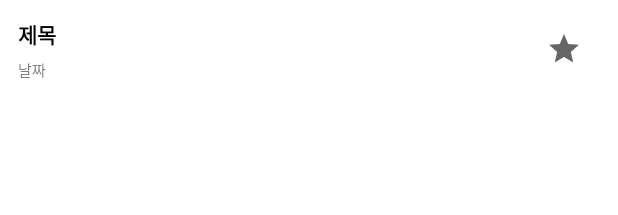
After one commit to kw-service/kw-notice-v1, an Android app built with Jetpack Compose: the layout item_fav_notice.xml on its own in the app's theme, with its tools: preview values and no code run, on a phone screen of 412 x 824 dp. The commit adds this screen. Shown: the top 215 px of the screen. Run offline under Robolectric (Android 15) with nearby library versions, the phone set to English and light mode, and no system bars.

```diff
--- a/kw-notice-android/app/build.gradle
+++ b/kw-notice-android/app/build.gradle
@@ -1,6 +1,7 @@
 plugins {
     id 'com.android.application'
     id 'kotlin-android'
+    id 'kotlin-kapt'
     id 'com.google.gms.google-services'
 }
 
@@ -52,9 +53,14 @@ dependencies {
     implementation 'org.jetbrains.kotlinx:kotlinx-coroutines-core:1.5.0'
     implementation 'org.jetbrains.kotlinx:kotlinx-coroutines-android:1.5.0'
 
+    implementation "androidx.room:room-runtime:2.3.0"
+    kapt "androidx.room:room-compiler:2.3.0"
+    implementation "androidx.room:room-ktx:2.3.0"
+
     implementation 'androidx.lifecycle:lifecycle-viewmodel-ktx:2.4.0'
     implementation 'androidx.lifecycle:lifecycle-viewmodel-compose:2.4.0'
     implementation 'androidx.lifecycle:lifecycle-livedata-ktx:2.4.0'
+
     implementation 'androidx.navigation:navigation-fragment-ktx:2.3.5'
     implementation 'androidx.navigation:navigation-ui-ktx:2.3.5'
 
--- a/kw-notice-android/app/src/main/AndroidManifest.xml
+++ b/kw-notice-android/app/src/main/AndroidManifest.xml
@@ -5,6 +5,7 @@
     <uses-permission android:name="android.permission.INTERNET" />
 
     <application
+        android:name="dev.yjyoon.kwnotice.KWNoticeApplication"
         android:allowBackup="true"
         android:icon="@mipmap/ic_launcher"
         android:label="@string/app_name"
--- a/kw-notice-android/app/src/main/java/dev/yjyoon/kwnotice/view/MainActivity.kt
+++ b/kw-notice-android/app/src/main/java/dev/yjyoon/kwnotice/view/MainActivity.kt
@@ -9,6 +9,7 @@ import com.google.firebase.messaging.ktx.messaging
 import dev.yjyoon.kwnotice.R
 import dev.yjyoon.kwnotice.databinding.ActivityMainBinding
 import dev.yjyoon.kwnotice.util.Constants.Companion.FCM_TOPICS
+import dev.yjyoon.kwnotice.view.favorite.FavoriteFragment
 import dev.yjyoon.kwnotice.view.notice.NoticeFragment
 import dev.yjyoon.kwnotice.view.setting.SettingsFragment
 
@@ -17,6 +18,7 @@ class MainActivity : AppCompatActivity() {
     private val binding by lazy { ActivityMainBinding.inflate(layoutInflater) }
 
     private val noticeFragment = NoticeFragment()
+    private val favoriteFragment = FavoriteFragment()
     private val settingsFragment = SettingsFragment()
 
     override fun onCreate(savedInstanceState: Bundle?) {
@@ -50,7 +52,7 @@ class MainActivity : AppCompatActivity() {
                 changeFragment(
                     when(it.itemId) {
                         R.id.notice -> { noticeFragment }
-                        R.id.favorite -> { noticeFragment }
+                        R.id.favorite -> { favoriteFragment }
                         R.id.setting -> { settingsFragment }
                         else -> { noticeFragment }
                     }
--- a/kw-notice-android/app/src/main/java/dev/yjyoon/kwnotice/view/notice/kwhome/KwHomeNoticeFragment.kt
+++ b/kw-notice-android/app/src/main/java/dev/yjyoon/kwnotice/view/notice/kwhome/KwHomeNoticeFragment.kt
@@ -15,7 +15,7 @@ import dev.yjyoon.kwnotice.R
 import dev.yjyoon.kwnotice.data.remote.model.KwHomeNotice
 import dev.yjyoon.kwnotice.databinding.FragmentKwHomeNoticeBinding
 import dev.yjyoon.kwnotice.view.notice.webview.WebViewActivity
-import dev.yjyoon.kwnotice.viewmodel.NoticeViewModel
+import dev.yjyoon.kwnotice.viewmodel.notice.NoticeViewModel
 
 
 class KwHomeNoticeFragment : Fragment() {
--- a/kw-notice-android/app/src/main/java/dev/yjyoon/kwnotice/view/notice/swcentral/SwCentralNoticeFragment.kt
+++ b/kw-notice-android/app/src/main/java/dev/yjyoon/kwnotice/view/notice/swcentral/SwCentralNoticeFragment.kt
@@ -12,7 +12,7 @@ import androidx.recyclerview.widget.LinearLayoutManager
 import dev.yjyoon.kwnotice.data.remote.model.SwCentralNotice
 import dev.yjyoon.kwnotice.databinding.FragmentSwCentralNoticeBinding
 import dev.yjyoon.kwnotice.view.notice.webview.WebViewActivity
-import dev.yjyoon.kwnotice.viewmodel.NoticeViewModel
+import dev.yjyoon.kwnotice.viewmodel.notice.NoticeViewModel
 
 
 class SwCentralNoticeFragment : Fragment() {
--- a/kw-notice-android/app/src/main/java/dev/yjyoon/kwnotice/viewmodel/NoticeViewModel.kt
+++ b/kw-notice-android/app/src/main/java/dev/yjyoon/kwnotice/viewmodel/notice/NoticeViewModel.kt
@@ -1,4 +1,4 @@
-package dev.yjyoon.kwnotice.viewmodel
+package dev.yjyoon.kwnotice.viewmodel.notice
 
 import androidx.lifecycle.LiveData
 import androidx.lifecycle.MutableLiveData
--- /dev/null
+++ b/kw-notice-android/app/src/main/res/layout/item_fav_notice.xml
@@ -0,0 +1,55 @@
+<?xml version="1.0" encoding="utf-8"?>
+<LinearLayout xmlns:android="http://schemas.android.com/apk/res/android"
+    android:layout_width="match_parent"
+    android:layout_height="wrap_content"
+    android:background="?android:attr/selectableItemBackground"
+    android:clickable="true"
+    android:focusable="true"
+    android:gravity="center_vertical"
+    android:orientation="horizontal"
+    android:padding="12dp">
+
+    <LinearLayout
+        android:layout_width="0dp"
+        android:layout_height="wrap_content"
+        android:layout_weight="5"
+        android:gravity="center_vertical"
+        android:orientation="vertical">
+
+        <TextView
+            android:id="@+id/favNoticeTitle"
+            android:layout_width="match_parent"
+            android:layout_height="wrap_content"
+            android:ellipsize="end"
+            android:maxLines="1"
+            android:text="제목"
+            android:textColor="@color/black"
+            android:textSize="14sp"
+            android:textStyle="bold" />
+
+        <Space
+            android:layout_width="match_parent"
+            android:layout_height="5dp" />
+
+        <TextView
+            android:id="@+id/favNoticeType"
+            android:layout_width="match_parent"
+            android:layout_height="wrap_content"
+            android:text="날짜"
+            android:textSize="10sp" />
+
+    </LinearLayout>
+
+    <Space
+        android:layout_width="12dp"
+        android:layout_height="7dp" />
+
+    <ImageButton
+        android:id="@+id/favButton"
+        android:layout_width="0dp"
+        android:layout_height="wrap_content"
+        android:layout_weight="0.72"
+        android:background="?attr/selectableItemBackgroundBorderless"
+        android:src="@drawable/ic_favorite" />
+
+</LinearLayout>
```
Also changed, not shown: kw-notice-android/app/src/main/java/dev/yjyoon/kwnotice/KWNoticeApplication.kt (added, +8 -0 lines), kw-notice-android/app/src/main/java/dev/yjyoon/kwnotice/data/db/FavNoticeDatabase.kt (added, +33 -0 lines), kw-notice-android/app/src/main/java/dev/yjyoon/kwnotice/data/db/dao/FavNoticeDao.kt (added, +17 -0 lines), kw-notice-android/app/src/main/java/dev/yjyoon/kwnotice/data/db/entity/FavNotice.kt (added, +16 -0 lines), kw-notice-android/app/src/main/java/dev/yjyoon/kwnotice/view/favorite/FavNoticeListAdapter.kt (added, +52 -0 lines), kw-notice-android/app/src/main/java/dev/yjyoon/kwnotice/view/favorite/FavoriteFragment.kt (added, +62 -0 lines), kw-notice-android/app/src/main/java/dev/yjyoon/kwnotice/view/notice/kwhome/KwHomeNoticeListAdapter.kt (+30 -5 lines), kw-notice-android/app/src/main/java/dev/yjyoon/kwnotice/viewmodel/favorite/FavNoticeViewModel.kt (added, +25 -0 lines), kw-notice-android/app/src/main/res/layout/fragment_favorite.xml (added, +17 -0 lines).
